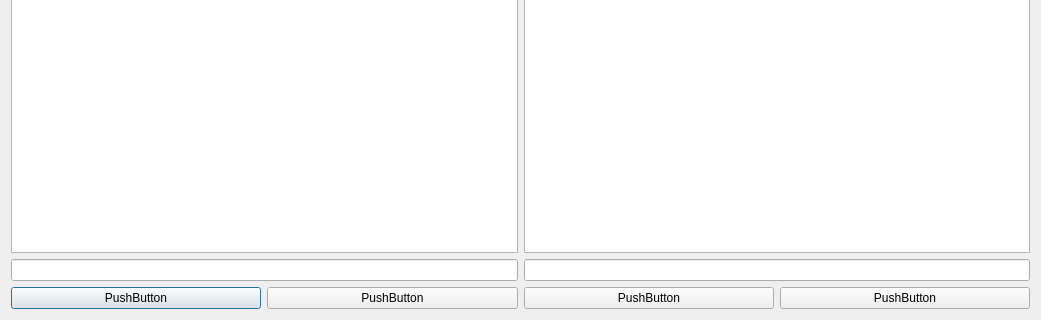
stephaneworkspace/midnight-commander-clone-mcc, file dialog.ui: the form before one commit; both pictures show x 0 to 1041 and y 367 to 687 of the 1041 by 687 pixel window.
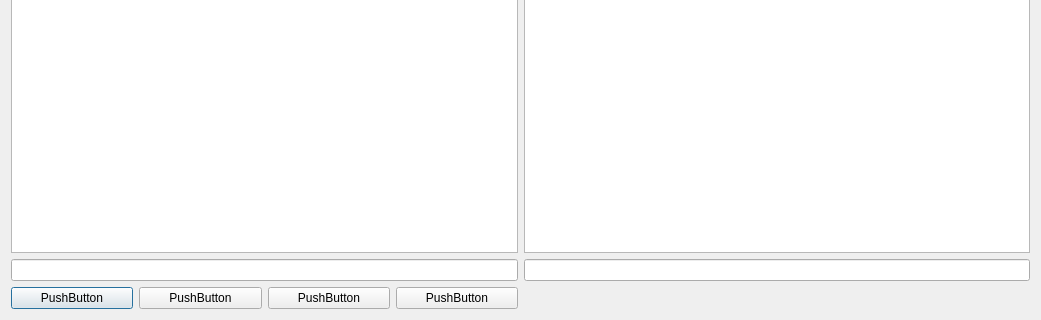
The form after the commit.

Commit message: Un peu de ui

```diff
--- a/dialog.ui
+++ b/dialog.ui
@@ -13,23 +13,10 @@
   <property name="windowTitle">
    <string>Dialog</string>
   </property>
+  <property name="sizeGripEnabled">
+   <bool>false</bool>
+  </property>
   <layout class="QGridLayout" name="gridLayout">
-   <item row="1" column="1">
-    <widget class="QTableWidget" name="tableWidgetRight">
-     <property name="selectionBehavior">
-      <enum>QAbstractItemView::SelectRows</enum>
-     </property>
-     <property name="sortingEnabled">
-      <bool>true</bool>
-     </property>
-     <attribute name="horizontalHeaderShowSortIndicator" stdset="0">
-      <bool>true</bool>
-     </attribute>
-     <attribute name="verticalHeaderVisible">
-      <bool>false</bool>
-     </attribute>
-    </widget>
-   </item>
    <item row="0" column="0">
     <widget class="QLabel" name="pathLeft">
      <property name="frameShadow">
@@ -40,41 +27,6 @@
      </property>
     </widget>
    </item>
-   <item row="3" column="0" colspan="2">
-    <layout class="QHBoxLayout" name="horizontalLayout">
-     <item>
-      <widget class="QPushButton" name="pushButton_4">
-       <property name="text">
-        <string>PushButton</string>
-       </property>
-      </widget>
-     </item>
-     <item>
-      <widget class="QPushButton" name="pushButton_3">
-       <property name="text">
-        <string>PushButton</string>
-       </property>
-      </widget>
-     </item>
-     <item>
-      <widget class="QPushButton" name="pushButton_2">
-       <property name="text">
-        <string>PushButton</string>
-       </property>
-      </widget>
-     </item>
-     <item>
-      <widget class="QPushButton" name="pushButton">
-       <property name="text">
-        <string>PushButton</string>
-       </property>
-      </widget>
-     </item>
-    </layout>
-   </item>
-   <item row="2" column="0">
-    <widget class="QLineEdit" name="lineEditCmdLeft"/>
-   </item>
    <item row="0" column="1">
     <widget class="QLabel" name="pathRight">
      <property name="text">
@@ -84,12 +36,52 @@
    </item>
    <item row="1" column="0">
     <widget class="QTableWidget" name="tableWidgetLeft">
+     <property name="editTriggers">
+      <set>QAbstractItemView::NoEditTriggers</set>
+     </property>
+     <property name="tabKeyNavigation">
+      <bool>false</bool>
+     </property>
+     <property name="alternatingRowColors">
+      <bool>true</bool>
+     </property>
+     <property name="selectionMode">
+      <enum>QAbstractItemView::SingleSelection</enum>
+     </property>
      <property name="selectionBehavior">
       <enum>QAbstractItemView::SelectRows</enum>
      </property>
      <property name="sortingEnabled">
+      <bool>false</bool>
+     </property>
+     <property name="cornerButtonEnabled">
       <bool>true</bool>
      </property>
+     <attribute name="verticalHeaderVisible">
+      <bool>false</bool>
+     </attribute>
+    </widget>
+   </item>
+   <item row="1" column="1">
+    <widget class="QTableWidget" name="tableWidgetRight">
+     <property name="editTriggers">
+      <set>QAbstractItemView::NoEditTriggers</set>
+     </property>
+     <property name="tabKeyNavigation">
+      <bool>false</bool>
+     </property>
+     <property name="alternatingRowColors">
+      <bool>true</bool>
+     </property>
+     <property name="selectionMode">
+      <enum>QAbstractItemView::SingleSelection</enum>
+     </property>
+     <property name="selectionBehavior">
+      <enum>QAbstractItemView::SelectRows</enum>
+     </property>
+     <property name="sortingEnabled">
+      <bool>false</bool>
+     </property>
      <property name="cornerButtonEnabled">
       <bool>true</bool>
      </property>
@@ -98,9 +90,44 @@
      </attribute>
     </widget>
    </item>
+   <item row="2" column="0">
+    <widget class="QLineEdit" name="lineEditCmdLeft"/>
+   </item>
    <item row="2" column="1">
     <widget class="QLineEdit" name="lineEditCmdRight"/>
    </item>
+   <item row="3" column="0">
+    <layout class="QHBoxLayout" name="horizontalLayout">
+     <item>
+      <widget class="QPushButton" name="pushButton_4">
+       <property name="text">
+        <string>PushButton</string>
+       </property>
+      </widget>
+     </item>
+     <item>
+      <widget class="QPushButton" name="pushButton_3">
+       <property name="text">
+        <string>PushButton</string>
+       </property>
+      </widget>
+     </item>
+     <item>
+      <widget class="QPushButton" name="pushButton_2">
+       <property name="text">
+        <string>PushButton</string>
+       </property>
+      </widget>
+     </item>
+     <item>
+      <widget class="QPushButton" name="pushButton">
+       <property name="text">
+        <string>PushButton</string>
+       </property>
+      </widget>
+     </item>
+    </layout>
+   </item>
   </layout>
  </widget>
  <tabstops>
```
Left out of the diff: 1 changed line with no effect on the pictures. The commit also changes 2 other files.
